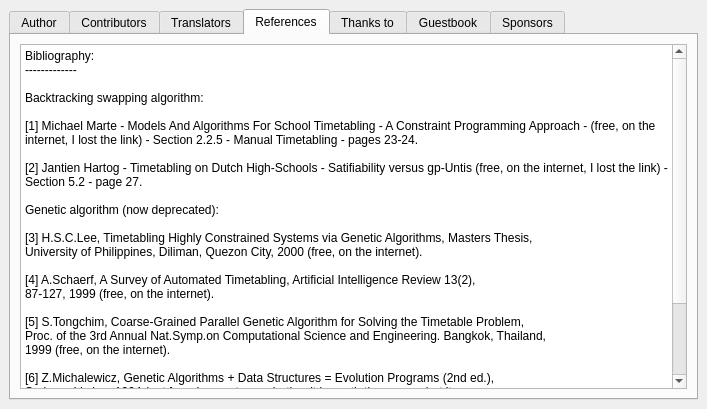
First picture: the form in fet/src/interface/helpaboutform_template.ui, repository vonmecheln/fet, before the edit.
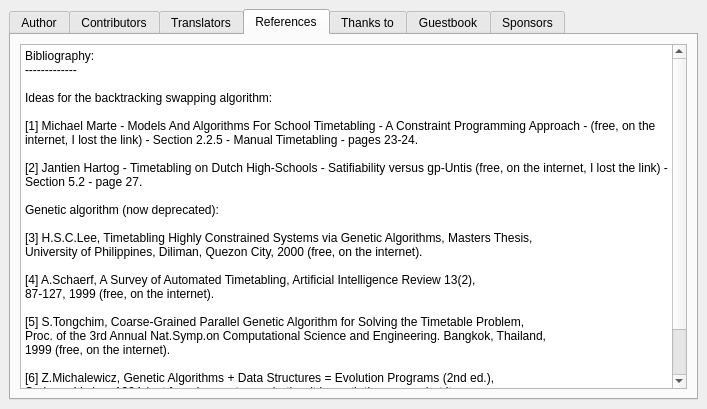
Second picture: the form after the edit. The open tabs and pages were chosen to show the change.

The edit to the form file:
```diff
--- a/fet/src/interface/helpaboutform_template.ui
+++ b/fet/src/interface/helpaboutform_template.ui
@@ -230,7 +230,7 @@
 &lt;p style=" margin-top:0px; margin-bottom:0px; margin-left:0px; margin-right:0px; -qt-block-indent:0; text-indent:0px;">Bibliography:&lt;/p>
 &lt;p style=" margin-top:0px; margin-bottom:0px; margin-left:0px; margin-right:0px; -qt-block-indent:0; text-indent:0px;">-------------&lt;/p>
 &lt;p style="-qt-paragraph-type:empty; margin-top:0px; margin-bottom:0px; margin-left:0px; margin-right:0px; -qt-block-indent:0; text-indent:0px;">&lt;/p>
-&lt;p style=" margin-top:0px; margin-bottom:0px; margin-left:0px; margin-right:0px; -qt-block-indent:0; text-indent:0px;">Backtracking swapping algorithm:&lt;/p>
+&lt;p style=" margin-top:0px; margin-bottom:0px; margin-left:0px; margin-right:0px; -qt-block-indent:0; text-indent:0px;">Ideas for the backtracking swapping algorithm:&lt;/p>
 &lt;p style="-qt-paragraph-type:empty; margin-top:0px; margin-bottom:0px; margin-left:0px; margin-right:0px; -qt-block-indent:0; text-indent:0px;">&lt;/p>
 &lt;p style=" margin-top:0px; margin-bottom:0px; margin-left:0px; margin-right:0px; -qt-block-indent:0; text-indent:0px;">[1] Michael Marte - Models And Algorithms For School Timetabling - A Constraint Programming Approach - (free, on the internet, I lost the link) - Section 2.2.5 - Manual Timetabling - pages 23-24.&lt;/p>
 &lt;p style="-qt-paragraph-type:empty; margin-top:0px; margin-bottom:0px; margin-left:0px; margin-right:0px; -qt-block-indent:0; text-indent:0px;">&lt;/p>
@@ -252,9 +252,6 @@
 &lt;p style=" margin-top:0px; margin-bottom:0px; margin-left:0px; margin-right:0px; -qt-block-indent:0; text-indent:0px;">Springer-Verlag, 1994 (not free. I cannot say whether it is worth the money, but it &lt;/p>
 &lt;p style=" margin-top:0px; margin-bottom:0px; margin-left:0px; margin-right:0px; -qt-block-indent:0; text-indent:0px;">helped me understand some important concepts. This was a borrowed book and I never had the&lt;/p>
 &lt;p style=" margin-top:0px; margin-bottom:0px; margin-left:0px; margin-right:0px; -qt-block-indent:0; text-indent:0px;">opportunity to read other expensive books on genetic algorithms, to compare them).&lt;/p>
-&lt;p style="-qt-paragraph-type:empty; margin-top:0px; margin-bottom:0px; margin-left:0px; margin-right:0px; -qt-block-indent:0; text-indent:0px;">&lt;/p>
-&lt;p style=" margin-top:0px; margin-bottom:0px; margin-left:0px; margin-right:0px; -qt-block-indent:0; text-indent:0px;">I will have to add here other great free sources of information I found on the web,&lt;/p>
-&lt;p style=" margin-top:0px; margin-bottom:0px; margin-left:0px; margin-right:0px; -qt-block-indent:0; text-indent:0px;">but these were the most useful ones.&lt;/p>
 &lt;p style="-qt-paragraph-type:empty; margin-top:0px; margin-bottom:0px; margin-left:0px; margin-right:0px; -qt-block-indent:0; text-indent:0px;">&lt;/p>&lt;/body>&lt;/html></string>
          </property>
         </widget>
```
Left out of the diff: 6 changed lines with no effect on the pictures.
